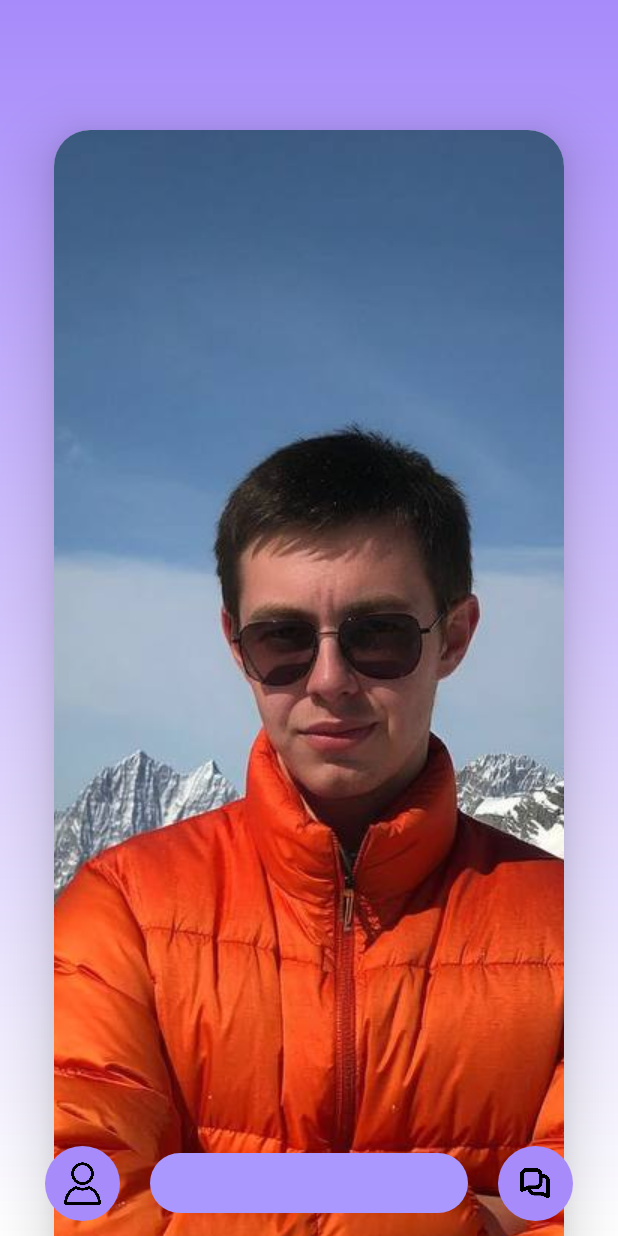
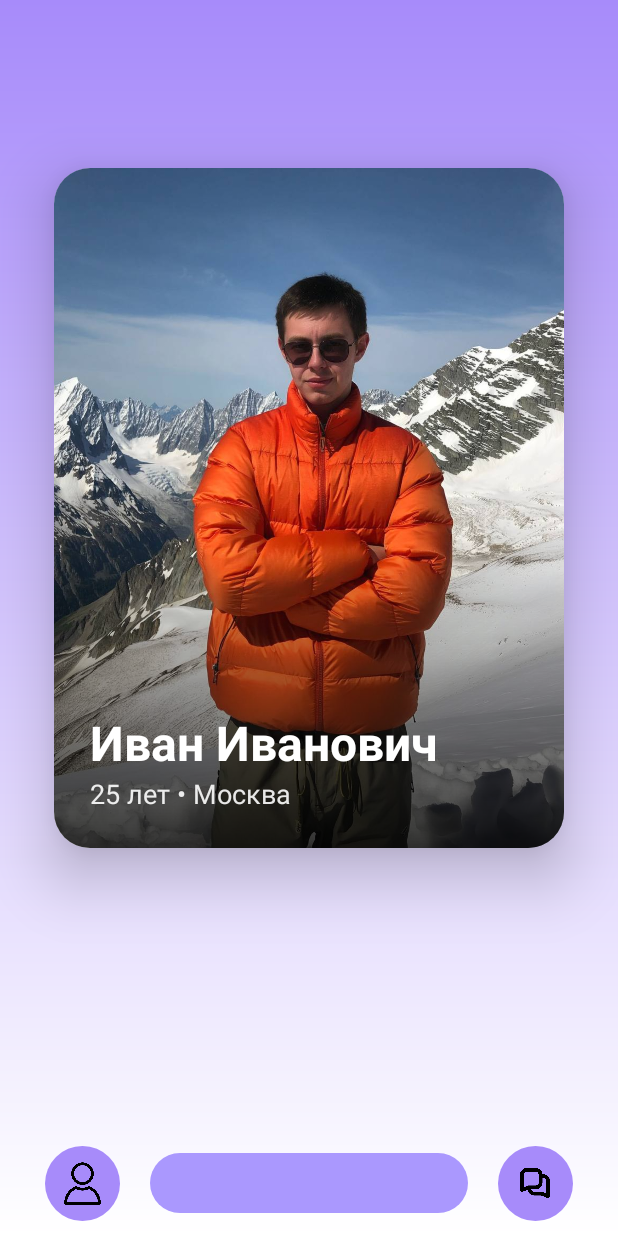
Before and after one commit to shishaaa1/UP01, an Android app: the Mainpage screen opened directly, with no data from a screen before it, on a phone screen of 412 x 824 dp. Run offline under Robolectric (Android 15) with nearby library versions, the phone set to English and light mode, and no system bars.

Commit message:
УРА КРАСИВЫЕ КАРТОЧКИ

```diff
--- a/app/src/main/res/layout/activity_mainpage.xml
+++ b/app/src/main/res/layout/activity_mainpage.xml
@@ -16,7 +16,8 @@
         <androidx.recyclerview.widget.RecyclerView
             android:id="@+id/rv_profiles"
             android:layout_width="match_parent"
-            android:layout_height="match_parent"
+            android:layout_height="wrap_content"
+            android:layout_gravity="center"
             android:clipToPadding="false"
             android:padding="24dp"
             android:scrollbars="none" />
--- a/app/src/main/res/layout/item_profile_card.xml
+++ b/app/src/main/res/layout/item_profile_card.xml
@@ -5,20 +5,19 @@
     xmlns:tools="http://schemas.android.com/tools"
     android:layout_width="match_parent"
     android:layout_height="match_parent"
-    android:maxHeight="525dp"
     android:layout_margin="20dp"
     app:cardCornerRadius="24dp"
     app:cardElevation="24dp">
 
     <RelativeLayout
         android:layout_width="match_parent"
-        android:layout_height="wrap_content"
-        android:minHeight="520dp">
+        android:layout_height="match_parent">
 
         <ImageView
             android:id="@+id/iv_profile_photo"
             android:layout_width="match_parent"
-            android:layout_height="wrap_content"
+            android:layout_height="match_parent"
+            android:adjustViewBounds="true"
             android:scaleType="centerCrop"
             tools:src="@drawable/alt1" />
 
```
